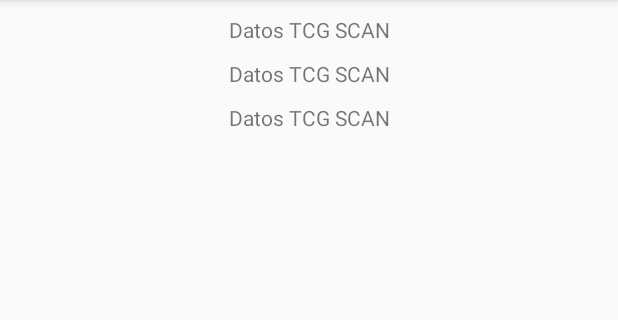
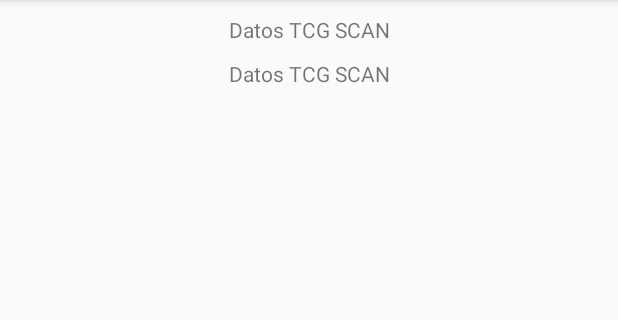
Before and after one commit to ViktorBellic/Fire3, an Android app: the screen it shows after launch (MainActivity), on a phone screen of 412 x 824 dp, the part 84-404 px from its top. Run offline under Robolectric (Android 15) with nearby library versions, the phone set to English and light mode, and no system bars.

```diff
--- a/app/src/main/res/layout/activity_main.xml
+++ b/app/src/main/res/layout/activity_main.xml
@@ -29,13 +29,8 @@
                 android:gravity="center"
                 android:text="Datos TCG SCAN"
                 />
-            <TextView
-                android:layout_width="match_parent"
-                android:layout_height="wrap_content"
-                android:layout_marginTop="10dp"
-                android:gravity="center"
-                android:text="Datos TCG SCAN"
-                />
+
+
         </LinearLayout>
 
     </LinearLayout>
```
